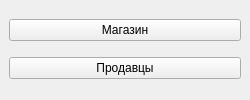
lDeathlWhisperl/LETI, file Data_management/22/mainwindow.ui: the form before one commit.
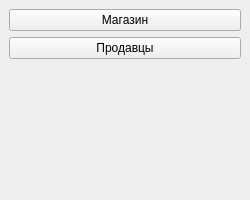
The form after the commit.

The edit to the form file:
```diff
--- a/Data_management/22/mainwindow.ui
+++ b/Data_management/22/mainwindow.ui
@@ -7,19 +7,19 @@
     <x>0</x>
     <y>0</y>
     <width>250</width>
-    <height>100</height>
+    <height>200</height>
    </rect>
   </property>
   <property name="minimumSize">
    <size>
     <width>250</width>
-    <height>100</height>
+    <height>200</height>
    </size>
   </property>
   <property name="maximumSize">
    <size>
     <width>250</width>
-    <height>100</height>
+    <height>200</height>
    </size>
   </property>
   <property name="windowTitle">
@@ -41,6 +41,20 @@
       </property>
      </widget>
     </item>
+    <item>
+     <widget class="QLabel" name="L_profit">
+      <property name="text">
+       <string/>
+      </property>
+     </widget>
+    </item>
+    <item>
+     <widget class="QLabel" name="L_predict_profit">
+      <property name="text">
+       <string/>
+      </property>
+     </widget>
+    </item>
    </layout>
   </widget>
  </widget>
```
